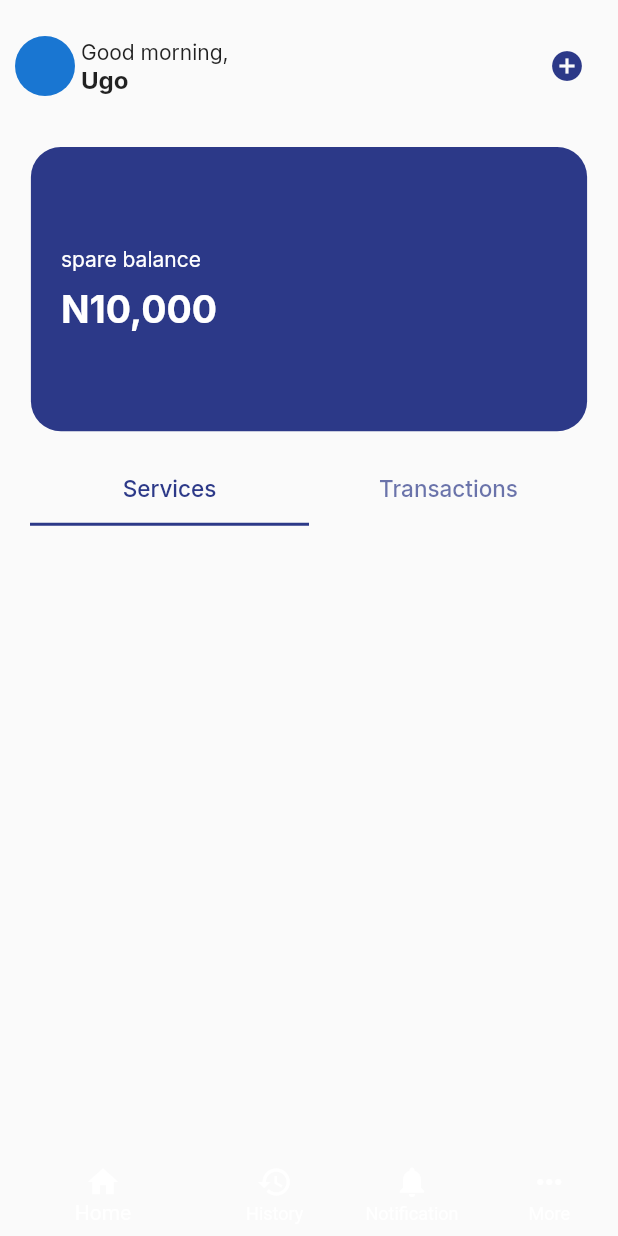
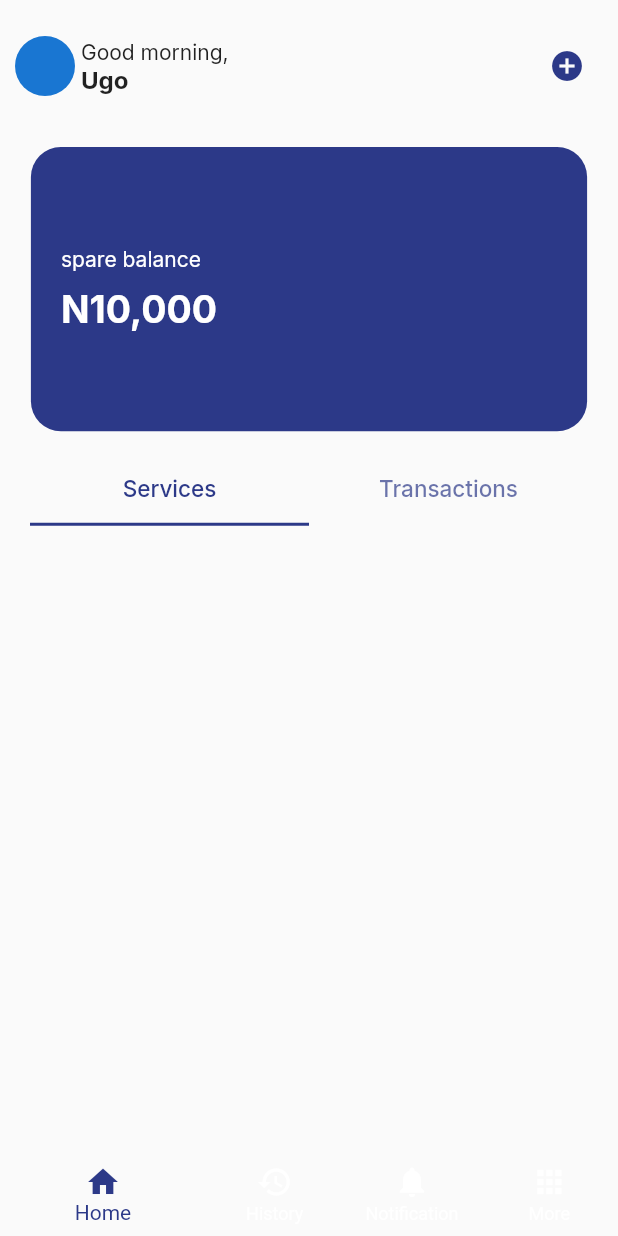
Before and after one commit to salemakowe/Spare, a Flutter app: the HomePage screen opened directly, on a phone screen of 412 x 824 dp. Run offline on Flutter 3.47's test engine with Material 2 defaults, Android fonts, the phone set to English and light mode, and no system bars; our stand-ins replace google_fonts, intl_phone_field, pinput, smooth_page_indicator.

Commit message:
bottom navBar

```diff
--- a/spare/lib/screens/bodytab.dart
+++ b/spare/lib/screens/bodytab.dart
@@ -28,11 +28,11 @@ class _BodyTabState extends State<BodyTab> {
                     fontSize: 15,
                     fontWeight: FontWeight.w500,
                   ),
-                  tabs: [
-                    const Tab(
+                  tabs: const [
+                    Tab(
                       text: "Services",
                     ),
-                    const Tab(text: "Transactions"),
+                    Tab(text: "Transactions"),
                     // TabBarView(
                     //   children: [
                     //     Text("Send"),
--- a/spare/lib/screens/home.dart
+++ b/spare/lib/screens/home.dart
@@ -150,7 +150,8 @@ class _HomePageState extends State<HomePage> {
 
       //Bottom Navigation
       bottomNavigationBar: BottomNavigationBar(
-        backgroundColor: Kolors.mainColor,
+        selectedItemColor: Kolors.mainColor,
+        showSelectedLabels: true,
         showUnselectedLabels: true,
         elevation: 0,
         currentIndex: _selectedIndex,
@@ -179,7 +180,7 @@ class _HomePageState extends State<HomePage> {
           //More BottomNavBar
 
           BottomNavigationBarItem(
-            icon: Icon(Icons.more_horiz),
+            icon: Icon(Icons.apps),
             label: "More",
             tooltip: "More",
           ),
```
